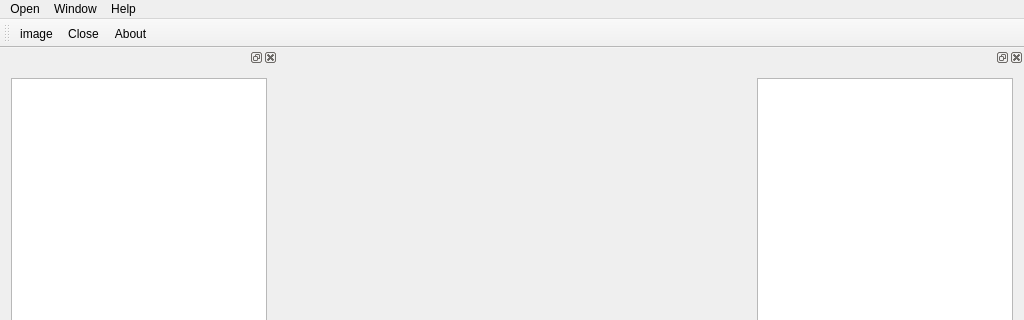
First picture: the form in ImgTest/imgtest.ui, repository xxssff/GR, before the edit; both pictures show x 0 to 1024 and y 0 to 320 of the 1024 by 768 pixel window.
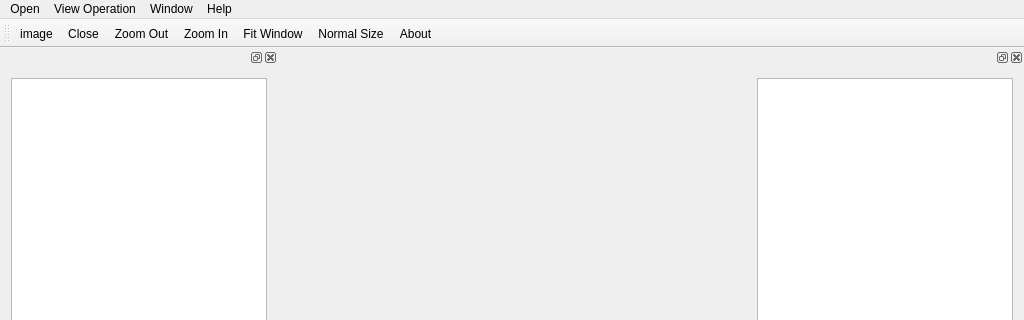
Second picture: the form after the edit.

Patch:
```diff
--- a/ImgTest/imgtest.ui
+++ b/ImgTest/imgtest.ui
@@ -26,6 +26,10 @@
    </attribute>
    <addaction name="actionImage"/>
    <addaction name="actionClose"/>
+   <addaction name="actionZoom_Out"/>
+   <addaction name="actionZoom_In"/>
+   <addaction name="actionFit_Window"/>
+   <addaction name="actionNormal_Size"/>
    <addaction name="actionAbout"/>
   </widget>
   <widget class="QStatusBar" name="statusBar"/>
@@ -95,7 +99,17 @@
     </property>
     <addaction name="actionAbout"/>
    </widget>
+   <widget class="QMenu" name="menuView_Operation">
+    <property name="title">
+     <string>View Operation</string>
+    </property>
+    <addaction name="actionZoom_Out"/>
+    <addaction name="actionZoom_In"/>
+    <addaction name="actionFit_Window"/>
+    <addaction name="actionNormal_Size"/>
+   </widget>
    <addaction name="menuOpen"/>
+   <addaction name="menuView_Operation"/>
    <addaction name="menuWindow"/>
    <addaction name="menuAbout"/>
   </widget>
@@ -138,6 +152,26 @@
     <string>Close</string>
    </property>
   </action>
+  <action name="actionZoom_Out">
+   <property name="text">
+    <string>Zoom Out</string>
+   </property>
+  </action>
+  <action name="actionZoom_In">
+   <property name="text">
+    <string>Zoom In</string>
+   </property>
+  </action>
+  <action name="actionFit_Window">
+   <property name="text">
+    <string>Fit Window</string>
+   </property>
+  </action>
+  <action name="actionNormal_Size">
+   <property name="text">
+    <string>Normal Size</string>
+   </property>
+  </action>
  </widget>
  <layoutdefault spacing="6" margin="11"/>
  <resources>
```
